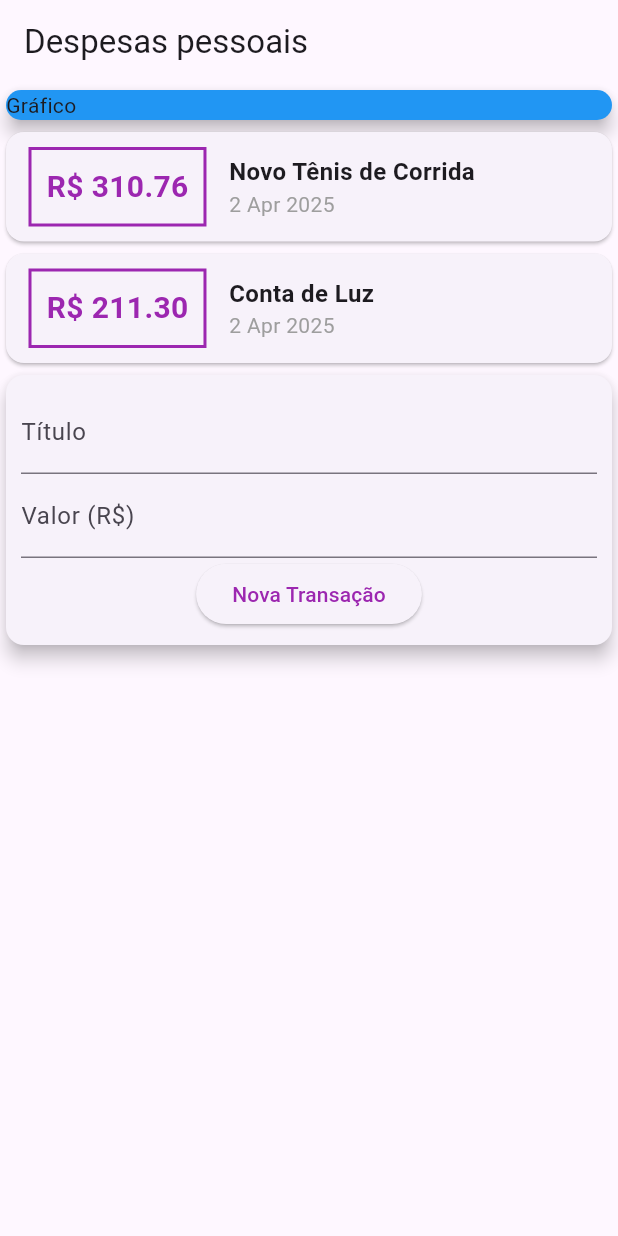
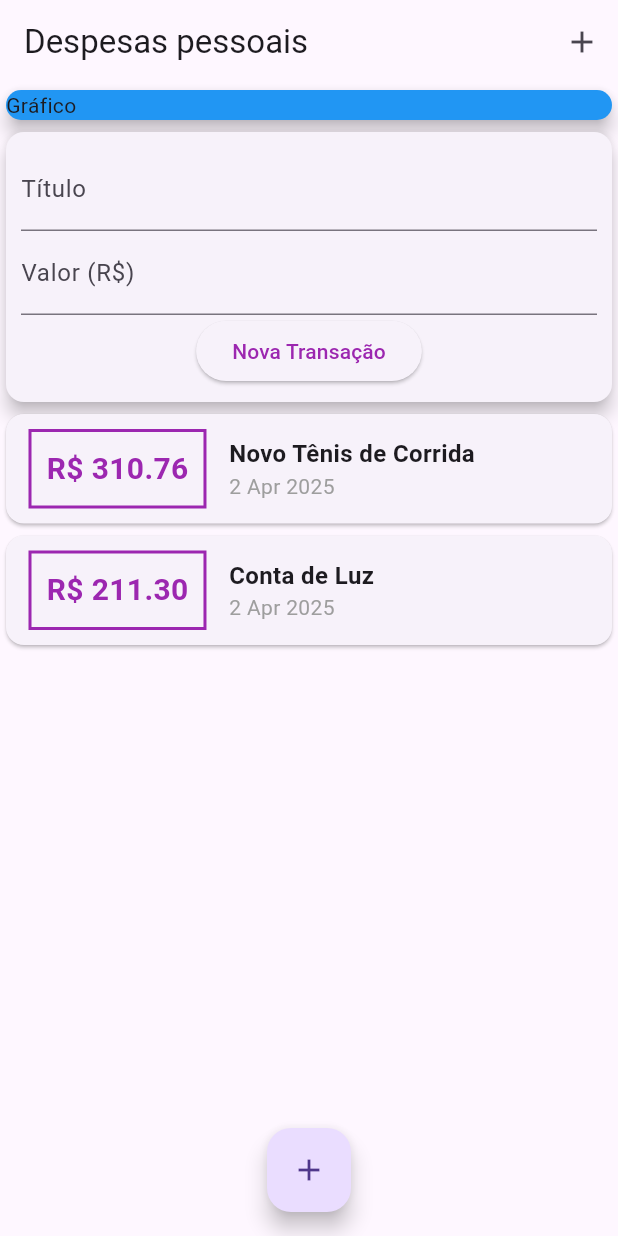
Before and after one commit to paladin120702/expenses_flutter, a Flutter app: the screen it shows after launch, after a tap on "Nova Transação", on a phone screen of 412 x 824 dp. Run offline on Flutter 3.47's test engine with Material 3 defaults, Android fonts, the phone set to English and light mode, and no system bars.

```diff
--- a/lib/components/transaction_form.dart
+++ b/lib/components/transaction_form.dart
@@ -3,6 +3,21 @@ import 'package:flutter/material.dart';
 class TransactionForm extends StatelessWidget {
   final titleController = TextEditingController();
   final valueController = TextEditingController();
+
+  final void Function(String, double) onSubmit;
+
+  TransactionForm(this.onSubmit);
+
+  _submitForm() {
+    final title = titleController.text;
+    final value = double.tryParse(valueController.text) ?? 0.0;
+
+    if (title.isEmpty || value <= 0) {
+      return;
+    }
+
+    onSubmit(title, value);
+  }
 
   @override
   Widget build(BuildContext context) {
@@ -14,21 +29,21 @@ class TransactionForm extends StatelessWidget {
           children: [
             TextField(
               controller: titleController,
+              onSubmitted: (_) => _submitForm,
               decoration: InputDecoration(
                 labelText: 'Título',
               ),
             ),
             TextField(
               controller: valueController,
+              keyboardType: TextInputType.numberWithOptions(decimal: true),
+              onSubmitted: (_) => _submitForm,
               decoration: InputDecoration(
                 labelText: 'Valor (R\$)',
               ),
             ),
             ElevatedButton(
-              onPressed: () {
-                print(titleController.text);
-                print(valueController.text);
-              },
+              onPressed: _submitForm,
               child: Text('Nova Transação'),
               style: ElevatedButton.styleFrom(
                 foregroundColor: Colors.purple,
--- a/lib/components/transaction_list.dart
+++ b/lib/components/transaction_list.dart
@@ -8,8 +8,12 @@ class TransactionList extends StatelessWidget {
 
   @override
   Widget build(BuildContext context) {
-    return Column(
-      children: transactions.map((tr) {
+    return Container(
+      height: 300,
+      child: ListView.builder(
+        itemCount: transactions.length,
+        itemBuilder: (ctx, index) {
+          final tr = transactions[index];
           return Card(
             child: Row(
               children: [
@@ -54,7 +58,8 @@ class TransactionList extends StatelessWidget {
               ],
             ),
           );
-      }).toList(),
+        },
+      ),
     );
   }
 }
--- a/lib/main.dart
+++ b/lib/main.dart
@@ -18,8 +18,15 @@ class MyHomePage extends StatelessWidget {
     return Scaffold(
       appBar: AppBar(
         title: Text('Despesas pessoais'),
+        actions: [
+          IconButton(
+            icon: Icon(Icons.add),
+            onPressed: () {},
+          )
+        ],
       ),
-      body: Column(
+      body: SingleChildScrollView(
+        child: Column(
           crossAxisAlignment: CrossAxisAlignment.stretch,
           children: <Widget>[
             Container(
@@ -32,6 +39,12 @@ class MyHomePage extends StatelessWidget {
             TransactionUser(),
           ],
         ),
+      ),
+      floatingActionButton: FloatingActionButton(
+        child: Icon(Icons.add),
+        onPressed: () {},
+      ),
+      floatingActionButtonLocation: FloatingActionButtonLocation.centerFloat,
     );
   }
 }
```
Also changed, not shown: lib/components/transaction_user.dart (+16 -1 lines). Lines whose indentation alone changed are shown as unchanged.
